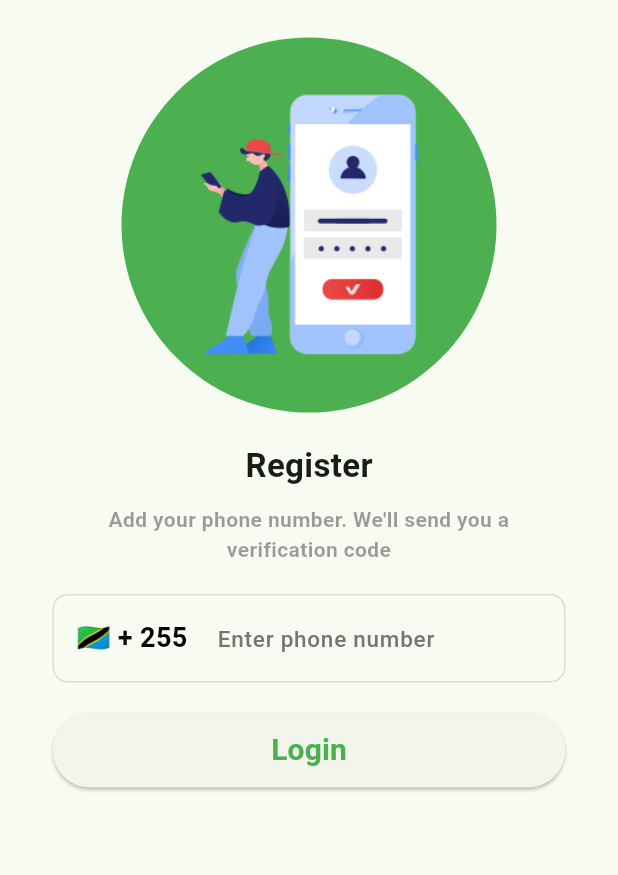
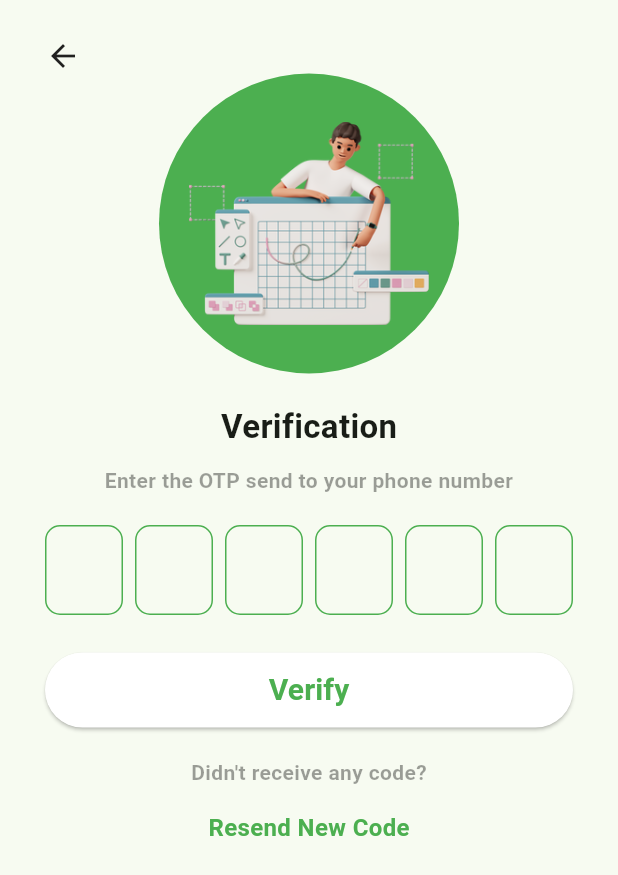
Before and after one commit to AbdallahMabrouck/teranga, a Flutter app: the RegisterScreen screen opened by its route, after a tap on "Login", on a phone screen of 412 x 824 dp. Shown: the top 875 px of the screen. Run offline on Flutter 3.47's test engine with Material 2 defaults, Android fonts, the phone set to English and light mode, and no system bars; drawn by our look-alikes of pinput; our stand-ins replace country_picker, dots_indicator.

Commit message:
Added: OTP Screen verification

```diff
--- a/lib/main.dart
+++ b/lib/main.dart
@@ -2,6 +2,7 @@ import 'package:flutter/material.dart';
 import 'package:teranga/screens/splash_screen.dart';
 
 import 'screens/on_boarding_screen.dart';
+import 'screens/otp_screen.dart';
 import 'screens/register_screens.dart';
 
 void main() {
@@ -25,6 +26,7 @@ class MyApp extends StatelessWidget {
         SplashScreen.id: (context) => const SplashScreen(),
         OnBoardingScreen.id: (context) => const OnBoardingScreen(),
         RegisterScreen.id: (context) => const RegisterScreen(),
+        OtpScreen.id: (context) => const OtpScreen(),
       },
     );
   }
--- /dev/null
+++ b/lib/screens/otp_screen.dart
@@ -0,0 +1,147 @@
+import 'package:flutter/material.dart';
+import 'package:pinput/pinput.dart';
+
+class OtpScreen extends StatefulWidget {
+  const OtpScreen({
+    super.key,
+  });
+
+  static const String id = "otp-screen";
+
+  @override
+  State<OtpScreen> createState() => _OtpScreenState();
+}
+
+class _OtpScreenState extends State<OtpScreen> {
+  void showSnackBar(BuildContext context, String content) {
+    ScaffoldMessenger.of(context).showSnackBar(
+      SnackBar(
+        content: Text(content),
+      ),
+    );
+  }
+
+  String? otpCode;
+
+  @override
+  Widget build(BuildContext context) {
+    return Scaffold(
+      body: SafeArea(
+        child: Center(
+          child: Padding(
+            padding: const EdgeInsets.symmetric(vertical: 25, horizontal: 30),
+            child: Column(
+              children: [
+                Align(
+                  alignment: Alignment.topLeft,
+                  child: GestureDetector(
+                    onTap: () => Navigator.of(context).pop(),
+                    child: const Icon(Icons.arrow_back),
+                  ),
+                ),
+                Container(
+                  width: 200,
+                  height: 200,
+                  padding: const EdgeInsets.all(20.0),
+                  decoration: const BoxDecoration(
+                    shape: BoxShape.circle,
+                    color: Colors.green,
+                  ),
+                  child: Image.asset(
+                    "assets/icons/otp.png",
+                  ),
+                ),
+                const SizedBox(height: 20),
+                const Text(
+                  "Verification",
+                  style: TextStyle(
+                    fontSize: 22,
+                    fontWeight: FontWeight.bold,
+                  ),
+                ),
+                const SizedBox(height: 10),
+                const Text(
+                  "Enter the OTP send to your phone number",
+                  style: TextStyle(
+                    fontSize: 14,
+                    color: Colors.black38,
+                    fontWeight: FontWeight.bold,
+                  ),
+                  textAlign: TextAlign.center,
+                ),
+                const SizedBox(height: 20),
+                Pinput(
+                  length: 6,
+                  showCursor: true,
+                  defaultPinTheme: PinTheme(
+                    width: 60,
+                    height: 60,
+                    decoration: BoxDecoration(
+                      borderRadius: BorderRadius.circular(10),
+                      border: Border.all(
+                        color: Colors.green,
+                      ),
+                    ),
+                    textStyle: const TextStyle(
+                      fontSize: 20,
+                      fontWeight: FontWeight.w600,
+                    ),
+                  ),
+                  onCompleted: (value) {
+                    setState(() {
+                      otpCode = value;
+                    });
+                  },
+                ),
+                const SizedBox(height: 25),
+                SizedBox(
+                  width: MediaQuery.of(context).size.width,
+                  height: 50,
+                  child: ElevatedButton(
+                    style: ButtonStyle(
+                      foregroundColor:
+                          MaterialStateProperty.all<Color>(Colors.white),
+                      backgroundColor:
+                          MaterialStateProperty.all<Color>(Colors.white),
+                      shape: MaterialStateProperty.all<RoundedRectangleBorder>(
+                        RoundedRectangleBorder(
+                          borderRadius: BorderRadius.circular(25.0),
+                        ),
+                      ),
+                    ),
+                    onPressed: () {},
+                    child: const Text(
+                      "Verify",
+                      style: TextStyle(
+                          fontSize: 20,
+                          color: Colors.green,
+                          fontWeight: FontWeight.bold),
+                    ),
+                  ),
+                ),
+                const SizedBox(height: 20),
+                const Text(
+                  "Didn't receive any code?",
+                  style: TextStyle(
+                    fontSize: 14,
+                    fontWeight: FontWeight.bold,
+                    color: Colors.black38,
+                  ),
+                ),
+                const SizedBox(height: 15),
+                const Text(
+                  "Resend New Code",
+                  style: TextStyle(
+                    fontSize: 16,
+                    fontWeight: FontWeight.bold,
+                    color: Colors.green,
+                  ),
+                ),
+              ],
+            ),
+          ),
+        ),
+      ),
+    );
+  }
+}
--- a/lib/screens/register_screens.dart
+++ b/lib/screens/register_screens.dart
@@ -1,5 +1,7 @@
 import 'package:country_picker/country_picker.dart';
 import 'package:flutter/material.dart';
+
+import 'otp_screen.dart';
 
 class RegisterScreen extends StatefulWidget {
   const RegisterScreen({super.key});
@@ -150,7 +152,13 @@ class _RegisterScreenState extends State<RegisterScreen> {
                     width: double.infinity,
                     height: 50,
                     child: ElevatedButton(
-                      onPressed: () {},
+                      onPressed: () {
+                        Navigator.pushReplacement(
+                            context,
+                            MaterialPageRoute(
+                                builder: (BuildContext context) =>
+                                    const OtpScreen()));
+                      },
                       child: const Text(
                         "Login",
                         style: TextStyle(
--- a/pubspec.yaml
+++ b/pubspec.yaml
@@ -18,6 +18,7 @@ dependencies:
   cupertino_icons: ^1.0.2
   dots_indicator: ^3.0.0
   country_picker: ^2.0.20
+  pinput: ^2.2.31
 
 dev_dependencies:
   flutter_test:
```
Also changed, not shown: pubspec.lock, 5 other files.
